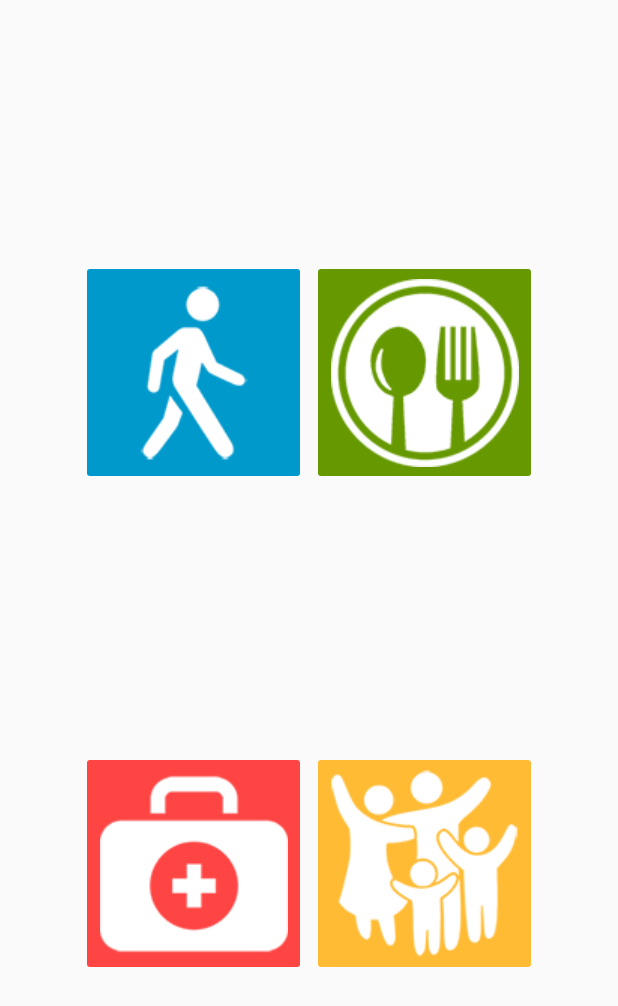
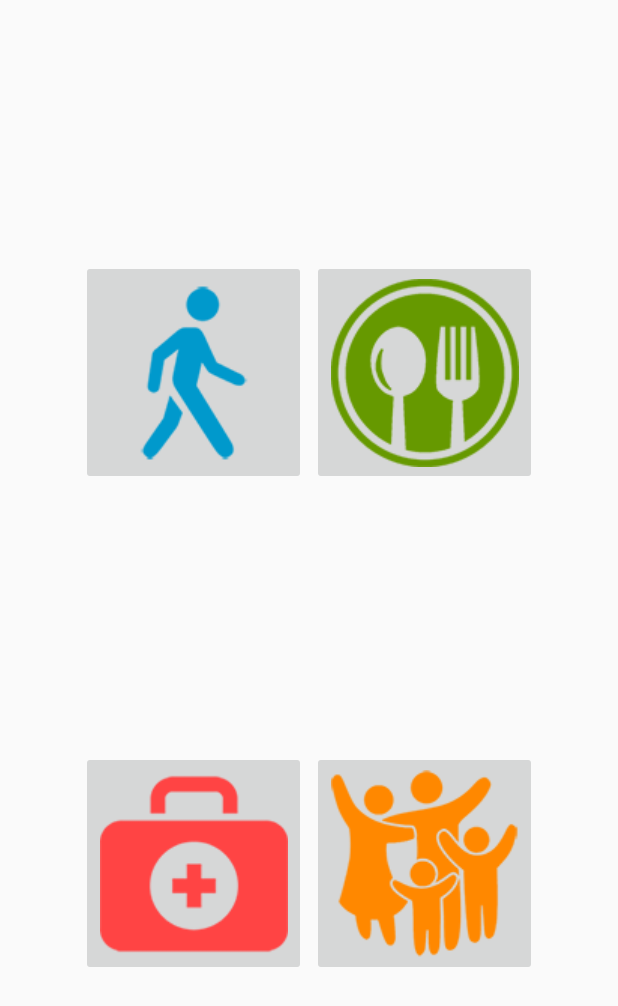
Before and after one commit to Tealfox64/PictureCommunicator, an Android app: the layout activity_category_menu.xml on its own in the app's theme, with its tools: preview values and no code run, on a phone screen of 412 x 824 dp. Shown: the top 1006 px of the screen. Run offline under Robolectric (Android 15) with nearby library versions, the light colour scheme and no system bars.

Commit message:
Fixed buttons in Main Activity and Category Menu for both old and new API's

```diff
--- a/app/src/main/res/layout-v21/activity_category_menu.xml
+++ b/app/src/main/res/layout-v21/activity_category_menu.xml
@@ -13,6 +13,7 @@
         android:layout_marginEnd="4dp"
         android:backgroundTint="@android:color/holo_blue_dark"
         android:contentDescription="@string/activities_category"
+        android:onClick="activitiesButton"
         android:tint="@android:color/background_light"
         app:layout_constraintBottom_toTopOf="@+id/pain_category_button"
         app:layout_constraintEnd_toStartOf="@+id/food_category_button"
--- a/app/src/main/res/layout/activity_category_menu.xml
+++ b/app/src/main/res/layout/activity_category_menu.xml
@@ -11,10 +11,9 @@
         android:layout_width="150dp"
         android:layout_height="150dp"
         android:layout_marginEnd="4dp"
-        android:backgroundTint="@android:color/holo_blue_dark"
         android:contentDescription="@string/activities_category"
         android:onClick="activitiesButton"
-        android:tint="@android:color/background_light"
+        android:tint="@android:color/holo_blue_dark"
         app:layout_constraintBottom_toTopOf="@+id/pain_category_button"
         app:layout_constraintEnd_toStartOf="@+id/food_category_button"
         app:layout_constraintHorizontal_bias="0.5"
@@ -27,10 +26,9 @@
         android:id="@+id/food_category_button"
         android:layout_width="150dp"
         android:layout_height="150dp"
-        android:backgroundTint="@android:color/holo_green_dark"
         android:contentDescription="@string/food_category"
         android:onClick="foodButton"
-        android:tint="@android:color/background_light"
+        android:tint="@android:color/holo_green_dark"
         app:layout_constraintBottom_toTopOf="@+id/family_category_button"
         app:layout_constraintEnd_toEndOf="parent"
         app:layout_constraintHorizontal_bias="0.5"
@@ -44,10 +42,9 @@
         android:layout_height="150dp"
         android:layout_marginEnd="4dp"
         android:layout_marginTop="4dp"
-        android:backgroundTint="@android:color/holo_red_light"
         android:contentDescription="@string/pain_category"
         android:onClick="painButton"
-        android:tint="@android:color/background_light"
+        android:tint="@android:color/holo_red_light"
         app:layout_constraintBottom_toBottomOf="parent"
         app:layout_constraintEnd_toStartOf="@+id/family_category_button"
         app:layout_constraintHorizontal_bias="0.5"
@@ -61,10 +58,9 @@
         android:layout_width="150dp"
         android:layout_height="150dp"
         android:layout_marginTop="4dp"
-        android:backgroundTint="@android:color/holo_orange_light"
         android:contentDescription="@string/family_category"
         android:onClick="familyButton"
-        android:tint="@android:color/background_light"
+        android:tint="@android:color/holo_orange_dark"
         app:layout_constraintBottom_toBottomOf="parent"
         app:layout_constraintEnd_toEndOf="parent"
         app:layout_constraintHorizontal_bias="0.5"
--- a/app/src/main/res/layout/activity_main.xml
+++ b/app/src/main/res/layout/activity_main.xml
@@ -29,6 +29,7 @@
                 android:layout_width="230dp"
                 android:layout_height="match_parent"
                 android:layout_weight="1"
+                android:onClick="slotThreeButton"
                 app:srcCompat="@android:drawable/ic_input_add" />
 
             <ImageButton
@@ -65,6 +66,7 @@
                 android:layout_width="230dp"
                 android:layout_height="match_parent"
                 android:layout_weight="1"
+                android:onClick="slotTwoButton"
                 app:srcCompat="@android:drawable/ic_input_add" />
 
             <ImageButton
@@ -103,7 +105,7 @@
                 android:layout_width="230dp"
                 android:layout_height="match_parent"
                 android:layout_weight="1"
-                android:onClick="openPictureMenu"
+                android:onClick="slotOneButton"
                 app:srcCompat="@android:drawable/ic_input_add" />
 
             <ImageButton
```
Also changed, not shown: app/src/main/java/cs246/picturecommunicator/MainActivity.java (+47 -5 lines).
